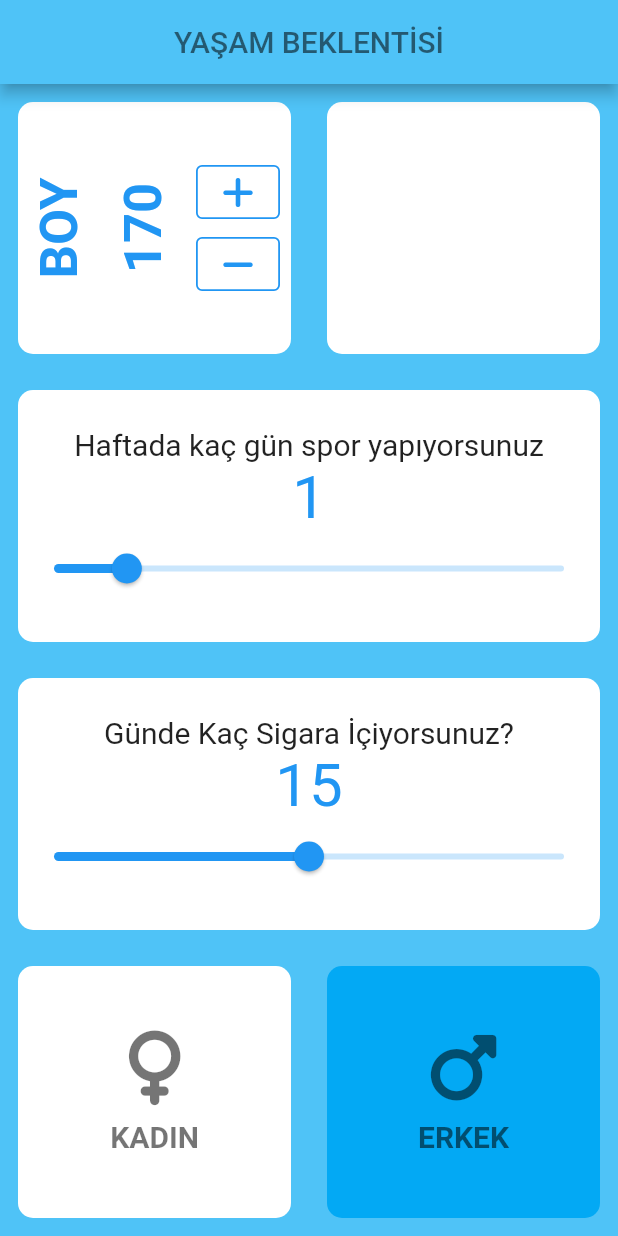
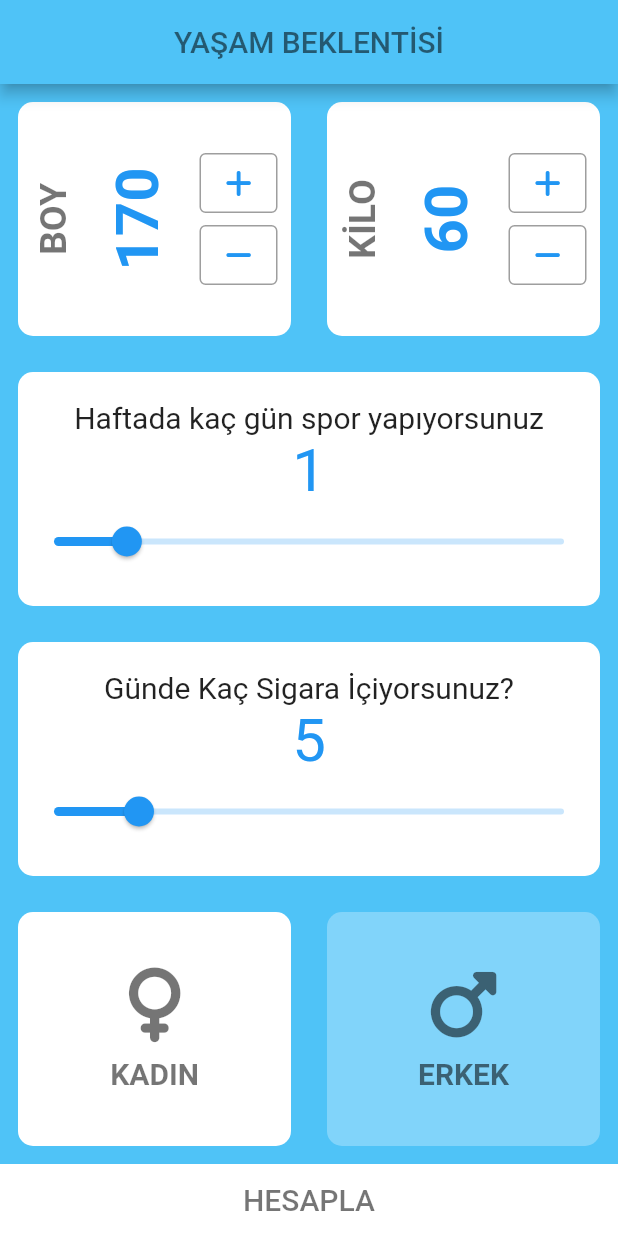
Before and after one commit to kadirkaval/life_expectation, a Flutter app: the screen it shows after launch, on a phone screen of 412 x 824 dp. Run offline on Flutter 3.47's test engine with Material 2 defaults, Android fonts, the phone set to English and light mode, and no system bars; our stand-ins replace font_awesome_flutter.

```diff
--- a/lib/input_page.dart
+++ b/lib/input_page.dart
@@ -1,5 +1,7 @@
 import 'package:flutter/material.dart';
 import 'package:font_awesome_flutter/font_awesome_flutter.dart';
+import 'package:life_expectation/resualt_page.dart';
+import 'package:life_expectation/user_data.dart';
 
 import 'my_card_widget.dart';
 import 'my_container.dart';
@@ -12,10 +14,7 @@ class IputPage extends StatefulWidget {
 }
 
 class _IputPageState extends State<IputPage> {
-  bool selectedCinsiyet = false;
-  double _curentValueSigra = 15;
-  double _curentValueSpor = 1;
-  int boyUzunlugu = 170;
+ UserData user = UserData();
   @override
   Widget build(BuildContext context) {
     return Scaffold(
@@ -27,6 +26,7 @@ class _IputPageState extends State<IputPage> {
         centerTitle: true,
       ),
       body: Column(
+        crossAxisAlignment: CrossAxisAlignment.stretch,
         mainAxisAlignment: MainAxisAlignment.spaceAround,
         mainAxisSize: MainAxisSize.max,
         children: [
@@ -35,65 +35,13 @@ class _IputPageState extends State<IputPage> {
               children: [
                 Expanded(
                   child: MyContainer(
-                    child: Row(
-                      mainAxisAlignment: MainAxisAlignment.spaceAround,
-                      children: [
-                        const RotatedBox(
-                            quarterTurns: 3,
-                            child: Text(
-                              "BOY",
-                              style: TextStyle(
-                                  fontSize: 35,
-                                  color: Colors.blue,
-                                  fontWeight: FontWeight.bold),
-                            )),
-                        RotatedBox(
-                            quarterTurns: 3,
-                            child: Text(
-                              boyUzunlugu.toString(),
-                              style: const TextStyle(
-                                  fontSize: 35,
-                                  color: Colors.blue,
-                                  fontWeight: FontWeight.bold),
-                            )),
-                        Column(
-                          mainAxisAlignment: MainAxisAlignment.center,
-                          children: [
-                            OutlinedButton(
-                              style: OutlinedButton.styleFrom(
-                                  minimumSize: const Size(36, 36),
-                                  side: const BorderSide(
-                                      color: Colors.blue, width: 1.2)),
-                              onPressed: () {
-                                setState(() {
-                                  boyUzunlugu++;
-                                });
-                              },
-                              child: const Icon(FontAwesomeIcons.plus),
-                            ),
-                            OutlinedButton(
-                              style: OutlinedButton.styleFrom(
-                                  minimumSize: const Size(36, 36),
-                                  side: const BorderSide(
-                                      color: Colors.blue, width: 1.2)),
-                              onPressed: () {
-                                setState(() {
-                                  boyUzunlugu--;
-                                });
-                              },
-                              child: const Icon(
-                                FontAwesomeIcons.minus,
-                                color: Colors.blue,
-                              ),
-                            ),
-                          ],
-                        ),
-                      ],
-                    ),
+                    child: buildRowOutlineButton("BOY"),
                   ),
                 ),
                 Expanded(
-                  child: MyContainer(),
+                  child: MyContainer(
+                    child: buildRowOutlineButton("KİLO"),
+                  ),
                 ),
               ],
             ),
@@ -111,16 +59,16 @@ class _IputPageState extends State<IputPage> {
                           style: TextStyle(fontSize: 20),
                         ),
                         Text(
-                          _curentValueSpor.round().toString(),
+                          user.curentValueSpor.round().toString(),
                           style: TextStyle(fontSize: 40, color: Colors.blue),
                         ),
                         Slider(
-                          value: _curentValueSpor,
+                          value: user.curentValueSpor,
                           min: 0,
                           max: 7,
                           onChanged: (double value) {
                             setState(() {
-                              _curentValueSpor = value;
+                              user.curentValueSpor = value;
                             });
                           },
                         )
@@ -144,16 +92,16 @@ class _IputPageState extends State<IputPage> {
                           style: TextStyle(fontSize: 20),
                         ),
                         Text(
-                          _curentValueSigra.round().toString(),
+                          user.curentValueSigra.round().toString(),
                           style: TextStyle(fontSize: 40, color: Colors.blue),
                         ),
                         Slider(
-                          value: _curentValueSigra,
+                          value: user.curentValueSigra,
                           min: 0,
                           max: 30,
                           onChanged: (double value) {
                             setState(() {
-                              _curentValueSigra = value;
+                              user.curentValueSigra = value;
                             });
                           },
                         )
@@ -171,10 +119,12 @@ class _IputPageState extends State<IputPage> {
                   child: MyContainer(
                       onTap: () {
                         setState(() {
-                          selectedCinsiyet = true;
+                          user.selectedCinsiyet = "KADIN";
                         });
                       },
-                      color: selectedCinsiyet ? Colors.lightBlue : Colors.white,
+                      color: user.selectedCinsiyet=="KADIN"
+                          ? Colors.lightBlue.shade200
+                          : Colors.white,
                       child: MyCardWidget(
                         icon: FontAwesomeIcons.venus,
                         text: "KADIN",
@@ -184,11 +134,12 @@ class _IputPageState extends State<IputPage> {
                   child: MyContainer(
                       onTap: () {
                         setState(() {
-                          selectedCinsiyet = false;
+                          user.selectedCinsiyet = "ERKEK";
                         });
                       },
-                      color:
-                          !selectedCinsiyet ? Colors.lightBlue : Colors.white,
+                      color: user.selectedCinsiyet=="ERKEK"
+                          ? Colors.lightBlue.shade200
+                          : Colors.white,
                       child: MyCardWidget(
                         icon: FontAwesomeIcons.mars,
                         text: "ERKEK",
@@ -197,8 +148,80 @@ class _IputPageState extends State<IputPage> {
               ],
             ),
           ),
+          Container(
+            color: Colors.white,
+            child: TextButton(
+              onPressed: () {
+                Navigator.push(context, MaterialPageRoute(builder: (context)=>ResaultPage(userData: user),),);
+              },
+              child: const Text(
+                "HESAPLA",
+                style: TextStyle(fontSize: 20, color: Colors.black54),
+              ),
+            ),
+          ),
         ],
       ),
     );
   }
+
+  Row buildRowOutlineButton(String label) {
+    return Row(
+      mainAxisAlignment: MainAxisAlignment.spaceAround,
+      children: [
+        RotatedBox(
+            quarterTurns: 3,
+            child: Text(
+              label,
+              style: TextStyle(
+                  fontSize: 25,
+                  color: Colors.black54,
+                  fontWeight: FontWeight.bold),
+            )),
+        RotatedBox(
+            quarterTurns: 3,
+            child: Text(
+              label == "BOY" ? user.boy.toString() : user.kilo.toString(),
+              style: const TextStyle(
+                  fontSize: 40,
+                  color: Colors.blue,
+                  fontWeight: FontWeight.bold),
+            )),
+        Column(
+          mainAxisAlignment: MainAxisAlignment.center,
+          children: [
+            OutlinedButton(
+              style: OutlinedButton.styleFrom(
+                  minimumSize: const Size(40, 40),
+                  side: const BorderSide(color: Colors.black38)),
+              onPressed: () {
+                setState(() {
+                  label == "BOY" ? user.boy++ : user.kilo++;
+                });
+              },
+              child: const Icon(
+                FontAwesomeIcons.plus,
+                size: 20,
+              ),
+            ),
+            OutlinedButton(
+              style: OutlinedButton.styleFrom(
+                  minimumSize: const Size(36, 40),
+                  side: const BorderSide(color: Colors.black38)),
+              onPressed: () {
+                setState(() {
+                  label == "BOY" ? user.boy-- : user.kilo--;
+                });
+              },
+              child: const Icon(
+                FontAwesomeIcons.minus,
+                color: Colors.blue,
+                size: 20,
+              ),
+            ),
+          ],
+        ),
+      ],
+    );
+  }
 }
--- /dev/null
+++ b/lib/user_data.dart
@@ -0,0 +1,14 @@
+class UserData {
+  String selectedCinsiyet;
+  double curentValueSigra;
+  double curentValueSpor;
+  int boy;
+  int kilo;
+
+  UserData(
+      {this.selectedCinsiyet="ERKEK",
+      this.curentValueSigra=5,
+      this.curentValueSpor=1,
+      this.boy=170,
+      this.kilo=60});
+}
```
Also changed, not shown: lib/hesap.dart (added, +17 -0 lines), lib/resualt_page.dart (added, +53 -0 lines).
